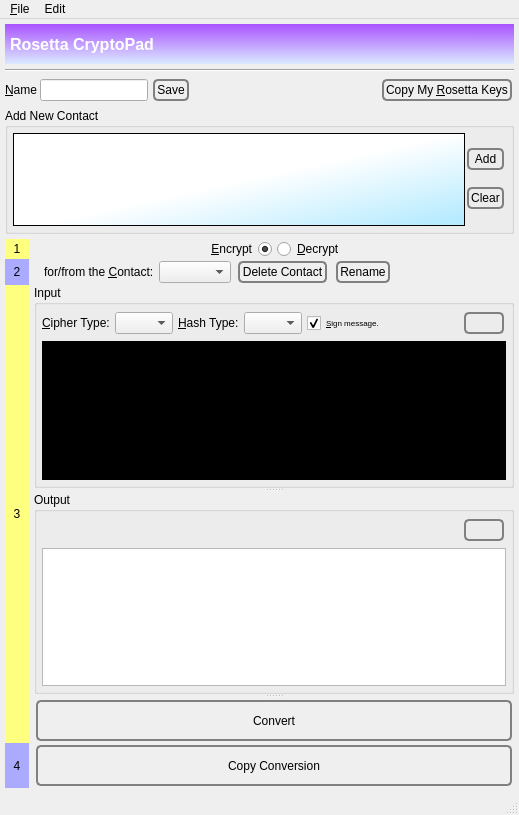
Before: the Qt Designer form GoldBug-UI/rosetta.ui in xloem/spot-on-svn, drawn with Qt 5.
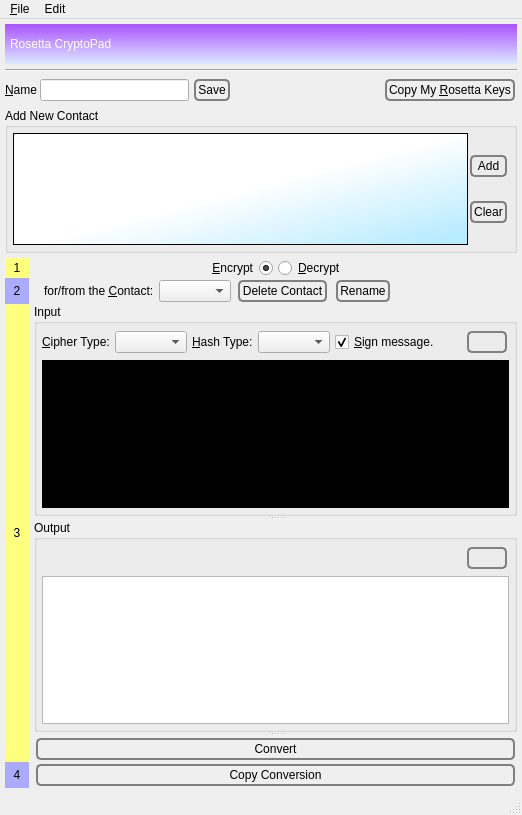
After: the same form once the commit is applied. Icons and pictures are not drawn.

Commit message: Fonts, sizes.

```diff
--- a/GoldBug-UI/rosetta.ui
+++ b/GoldBug-UI/rosetta.ui
@@ -6,7 +6,7 @@
    <rect>
     <x>0</x>
     <y>0</y>
-    <width>519</width>
+    <width>522</width>
     <height>815</height>
    </rect>
   </property>
@@ -33,13 +33,6 @@
         <height>40</height>
        </size>
       </property>
-      <property name="font">
-       <font>
-        <pointsize>12</pointsize>
-        <weight>75</weight>
-        <bold>true</bold>
-       </font>
-      </property>
       <property name="autoFillBackground">
        <bool>false</bool>
       </property>
@@ -85,14 +78,7 @@
        </widget>
       </item>
       <item>
-       <widget class="QLineEdit" name="name">
-        <property name="sizePolicy">
-         <sizepolicy hsizetype="Preferred" vsizetype="Fixed">
-          <horstretch>0</horstretch>
-          <verstretch>0</verstretch>
-         </sizepolicy>
-        </property>
-       </widget>
+       <widget class="QLineEdit" name="name"/>
       </item>
       <item>
        <widget class="QPushButton" name="save">
@@ -554,11 +540,6 @@
             </item>
             <item>
              <widget class="QComboBox" name="cipher">
-              <property name="font">
-               <font>
-                <pointsize>6</pointsize>
-               </font>
-              </property>
               <property name="sizeAdjustPolicy">
                <enum>QComboBox::AdjustToContents</enum>
               </property>
@@ -576,11 +557,6 @@
             </item>
             <item>
              <widget class="QComboBox" name="hash">
-              <property name="font">
-               <font>
-                <pointsize>6</pointsize>
-               </font>
-              </property>
               <property name="sizeAdjustPolicy">
                <enum>QComboBox::AdjustToContents</enum>
               </property>
@@ -588,11 +564,6 @@
             </item>
             <item>
              <widget class="QCheckBox" name="sign">
-              <property name="font">
-               <font>
-                <pointsize>6</pointsize>
-               </font>
-              </property>
               <property name="text">
                <string>&amp;Sign message.</string>
               </property>
@@ -743,12 +714,6 @@
           </property>
           <item>
            <widget class="QPushButton" name="convert">
-            <property name="minimumSize">
-             <size>
-              <width>0</width>
-              <height>45</height>
-             </size>
-            </property>
             <property name="styleSheet">
              <string notr="true">QPushButton {
  border: 2px solid gray;
@@ -785,12 +750,6 @@
       </item>
       <item row="3" column="1">
        <widget class="QPushButton" name="copyConverted">
-        <property name="minimumSize">
-         <size>
-          <width>0</width>
-          <height>45</height>
-         </size>
-        </property>
         <property name="styleSheet">
          <string notr="true">QPushButton {
  border: 2px solid gray;
@@ -830,7 +789,7 @@
     <rect>
      <x>0</x>
      <y>0</y>
-     <width>519</width>
+     <width>522</width>
      <height>25</height>
     </rect>
    </property>
```
The commit also changes 1 other file.
